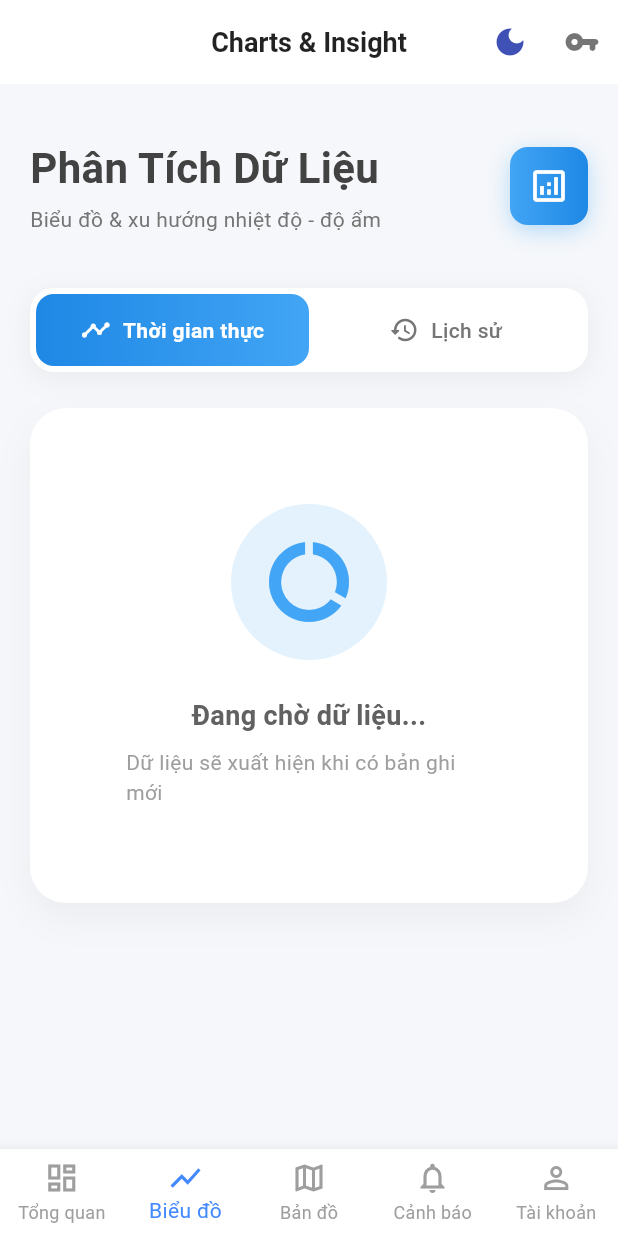
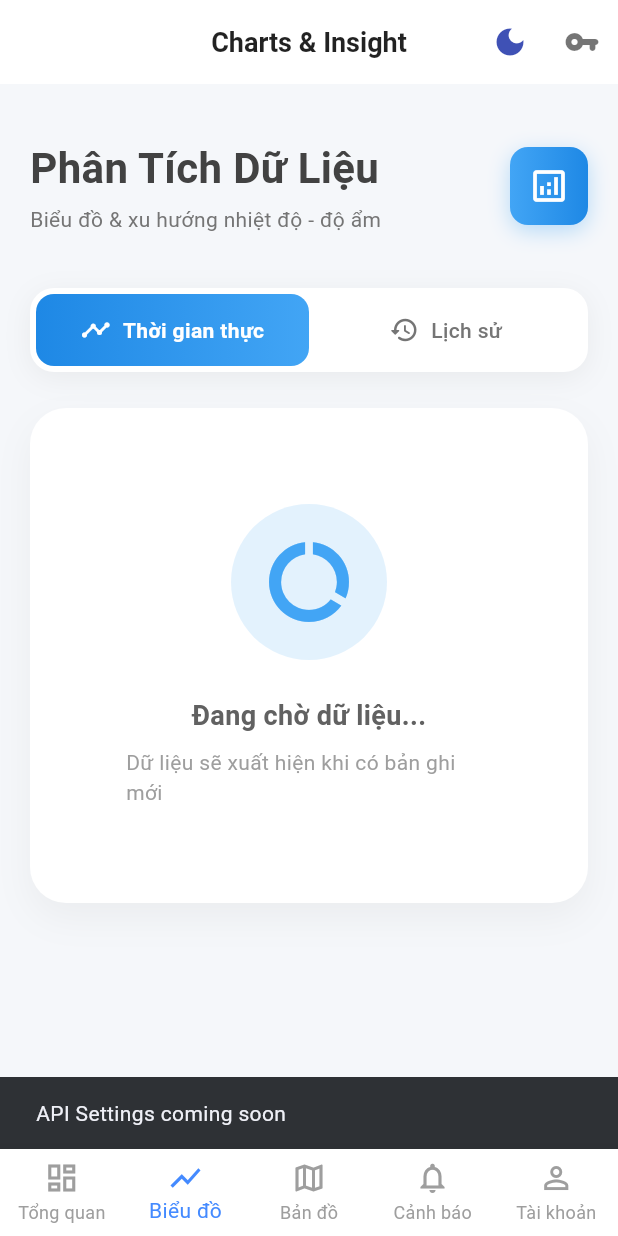
Before and after one commit to lamdoanh2468/WeatherGuard, a Flutter app: the screen it shows after launch, item 2 of the bottom bar chosen, after a tap on the "vpn key" icon, on a phone screen of 412 x 824 dp. Run offline on Flutter 3.47's test engine with Material 3 defaults, Android fonts, the phone set to English and light mode, and no system bars; our stand-ins replace firebase_core, firebase_database, fl_chart, geolocator; accounts and stored records are empty; network calls fail; statements that could not run were skipped.

Commit message:
modify app.dart, main.dart

```diff
--- a/flutter_weather_dashboard/lib/app.dart
+++ b/flutter_weather_dashboard/lib/app.dart
@@ -40,13 +40,9 @@ class _AppState extends State<App> {
 
   @override
   Widget build(BuildContext context) {
-    return Consumer<ThemeProvider>(
-      builder: (context, themeProvider, child) {
-        return MaterialApp(
-          title: 'WeatherGuard',
-          debugShowCheckedModeBanner: false,
-          theme: themeProvider.themeData,
-          home: Scaffold(
+    final themeProvider = Provider.of<ThemeProvider>(context);
+
+    return Scaffold(
       appBar: AppBar(
         title: Text(_titles[_index]),
         actions: [
@@ -82,7 +78,12 @@ class _AppState extends State<App> {
                 : 'Chế độ tối',
           ),
           IconButton(
-                  onPressed: () => Navigator.pushNamed(context, '/api-keys'),
+            onPressed: () {
+              // Hiển thị dialog hoặc bottom sheet cho API settings
+              ScaffoldMessenger.of(context).showSnackBar(
+                const SnackBar(content: Text('API Settings coming soon')),
+              );
+            },
             icon: const Icon(Icons.vpn_key_rounded),
             tooltip: 'Cài đặt API',
           ),
@@ -124,9 +125,6 @@ class _AppState extends State<App> {
           ),
         ],
       ),
-          ),
-        );
-      },
     );
   }
 }
--- a/flutter_weather_dashboard/lib/main.dart
+++ b/flutter_weather_dashboard/lib/main.dart
@@ -14,7 +14,6 @@ import 'app.dart';
 
 void main() async {
   WidgetsFlutterBinding.ensureInitialized();
-  WidgetsFlutterBinding.ensureInitialized();
   await Firebase.initializeApp(options: DefaultFirebaseOptions.currentPlatform);
   runApp(
     MultiProvider(
@@ -24,7 +23,7 @@ void main() async {
         ChangeNotifierProvider(create: (_) => AlertsProvider()),
         ChangeNotifierProvider(create: (_) => AuthProvider())
       ],
-      child: const App(),
+      child: const MyApp(),
     ),
   );
 }
@@ -34,16 +33,22 @@ class MyApp extends StatelessWidget {
 
   @override
   Widget build(BuildContext context) {
+    return Consumer<ThemeProvider>(
+      builder: (context, themeProvider, child) {
         return MaterialApp(
           title: 'WeatherGuard',
-      // QUAN TRỌNG: Khai báo Routes ở đây
-      initialRoute: '/login',
+          debugShowCheckedModeBanner: false,
+          theme: themeProvider.themeData,
+          initialRoute: '/',
           routes: {
+            '/': (context) => const App(),
             '/account': (context) => const AccountPage(),
             '/login': (context) => const LoginPage(),
             '/register': (context) => const RegisterPage(),
             '/profile': (context) => const ProfilePage(),
           },
         );
+      },
+    );
   }
 }
```
Lines whose indentation alone changed are shown as unchanged.
